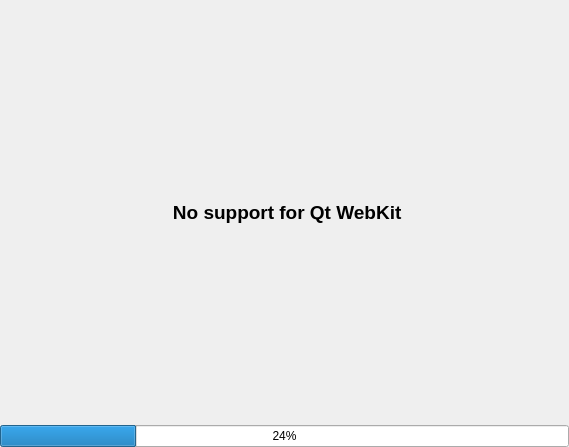
This is Wallets/wallets.ui in InvictusInnovations/keyhotee as Qt 5 draws it before an edit. The edited form follows.
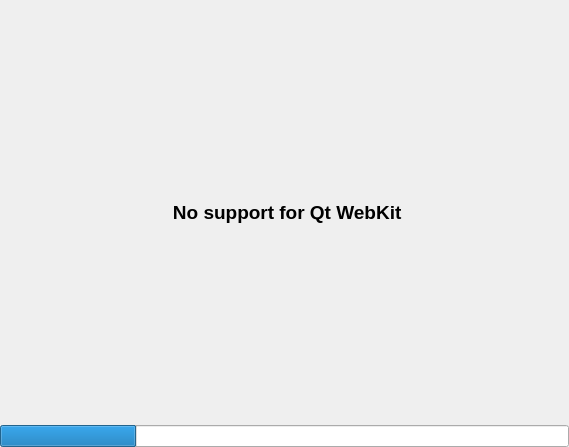
This is the edited form.

Commit message: Display en error page in the wallet when a url address is not loaded successfully.

```diff
--- a/Wallets/wallets.ui
+++ b/Wallets/wallets.ui
@@ -51,6 +51,9 @@
      <property name="value">
       <number>24</number>
      </property>
+     <property name="textVisible">
+      <bool>false</bool>
+     </property>
     </widget>
    </item>
   </layout>
```
The commit also changes 2 other files.
